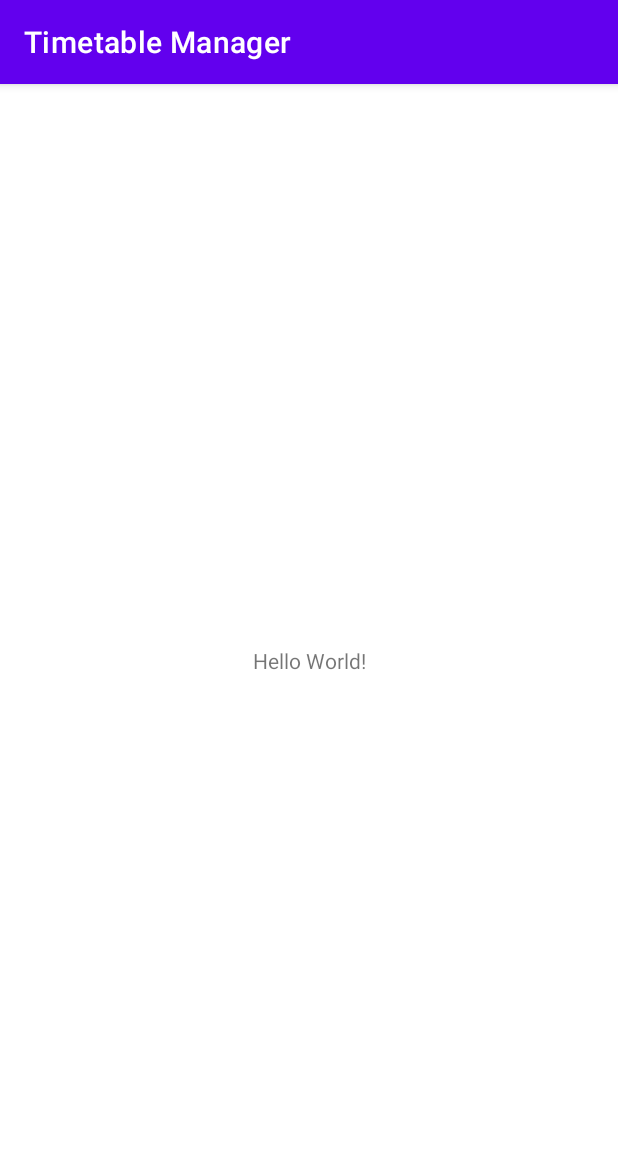
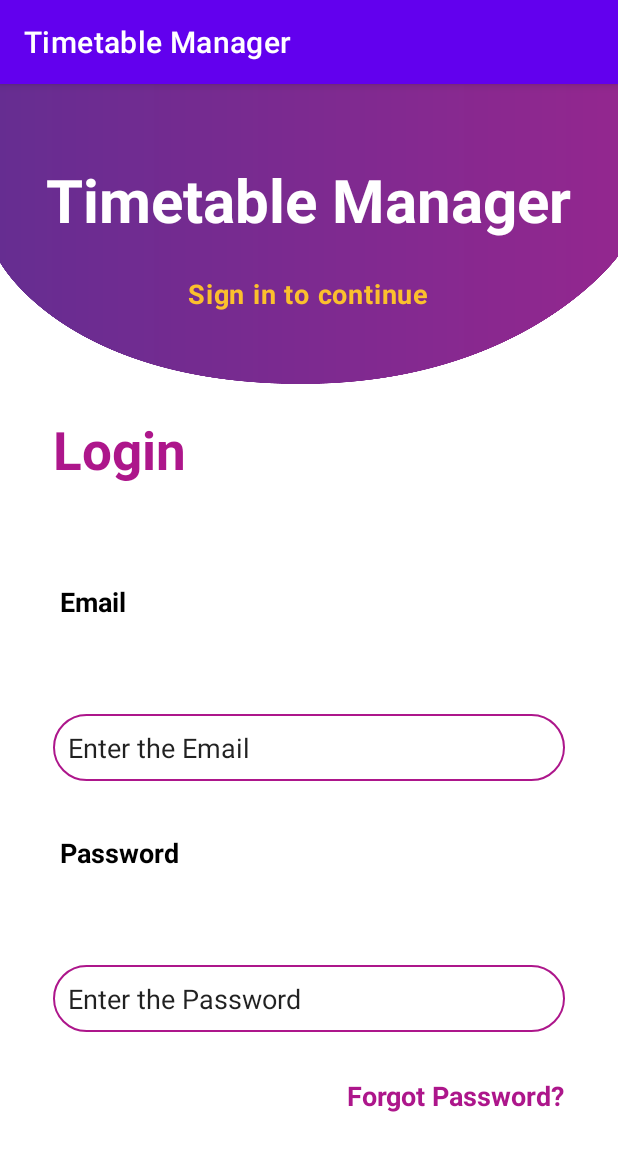
Before and after one commit to Shadaab-005/timetable-manager, an Android app: the screen it shows after launch (MainActivity), on a phone screen of 412 x 824 dp. Shown: the top 1151 px of the screen. Run offline under Robolectric (Android 15) with nearby library versions, the phone set to English and light mode, and no system bars.

Commit message:
3rd commit layouts design

```diff
--- /dev/null
+++ b/app/src/main/res/drawable/button.xml
@@ -0,0 +1,6 @@
+<shape xmlns:android="http://schemas.android.com/apk/res/android">
+    <solid android:color="#ad168b" />
+    <stroke android:width="1dp" android:color="#ad168b" />
+    <padding android:left="10dp" android:top="10dp" android:right="10dp" android:bottom="10dp" />
+    <corners android:radius="40dp" />
+</shape>
--- /dev/null
+++ b/app/src/main/res/drawable/forget.xml
@@ -0,0 +1,5 @@
+<shape xmlns:android="http://schemas.android.com/apk/res/android">
+    <stroke android:width="1dp" android:color="#ad168b" />
+    <padding android:left="10dp" android:top="10dp" android:right="10dp" android:bottom="10dp" />
+    <corners android:radius="40dp" />
+</shape>
--- a/app/src/main/res/layout/activity_main.xml
+++ b/app/src/main/res/layout/activity_main.xml
@@ -1,18 +1,125 @@
 <?xml version="1.0" encoding="utf-8"?>
-<androidx.constraintlayout.widget.ConstraintLayout xmlns:android="http://schemas.android.com/apk/res/android"
-    xmlns:app="http://schemas.android.com/apk/res-auto"
+
+<LinearLayout xmlns:android="http://schemas.android.com/apk/res/android"
     xmlns:tools="http://schemas.android.com/tools"
     android:layout_width="match_parent"
     android:layout_height="match_parent"
-    tools:context=".MainActivity">
+    android:orientation="vertical"
+    tools:ignore="ExtraText">
+    <LinearLayout
+        android:layout_width="match_parent"
+        android:layout_height="200dp"
+        android:gravity="center_horizontal"
+        android:orientation="vertical"
+        android:background="@drawable/header">
 
-    <TextView
-        android:layout_width="wrap_content"
-        android:layout_height="wrap_content"
-        android:text="Hello World!"
-        app:layout_constraintBottom_toBottomOf="parent"
-        app:layout_constraintLeft_toLeftOf="parent"
-        app:layout_constraintRight_toRightOf="parent"
-        app:layout_constraintTop_toTopOf="parent" />
+        <TextView
+            android:layout_width="wrap_content"
+            android:layout_height="77dp"
+            android:text="Timetable Manager"
+            android:textSize="40dp"
+            android:textColor="#fff"
+            android:textStyle="bold"
+            android:layout_marginTop="50dp"/>
+        <TextView
+            android:layout_width="wrap_content"
+            android:layout_height="77dp"
+            android:text="Sign in to continue"
+            android:textSize="18dp"
+            android:letterSpacing="0.03"
+            android:textColor="#fbc02d"
+            android:textStyle="bold" />
 
-</androidx.constraintlayout.widget.ConstraintLayout>
+
+    </LinearLayout>
+
+    <LinearLayout
+        android:layout_width="match_parent"
+        android:layout_height="786dp"
+        android:orientation="vertical">
+
+        <TextView
+            android:layout_width="wrap_content"
+            android:layout_height="77dp"
+            android:layout_marginLeft="35dp"
+            android:layout_marginTop="20dp"
+            android:text="Login"
+            android:textColor="#ad168b"
+            android:textSize="35dp"
+            android:textStyle="bold" />
+
+        <TextView
+            android:layout_width="wrap_content"
+            android:layout_height="77dp"
+            android:layout_marginLeft="40dp"
+            android:layout_marginTop="35dp"
+            android:text="Email"
+            android:textColor="#000"
+            android:textSize="18dp"
+            android:textStyle="bold" />
+
+        <EditText
+            android:layout_width="match_parent"
+            android:layout_height="wrap_content"
+            android:layout_marginLeft="35dp"
+            android:layout_marginTop="10dp"
+            android:layout_marginRight="35dp"
+            android:background="@drawable/forget"
+            android:text="Enter the Email" />
+
+        <TextView
+            android:layout_width="wrap_content"
+            android:layout_height="77dp"
+            android:layout_marginLeft="40dp"
+            android:layout_marginTop="35dp"
+            android:text="Password"
+            android:textColor="#000"
+            android:textSize="18dp"
+            android:textStyle="bold" />
+
+        <EditText
+            android:layout_width="match_parent"
+            android:layout_height="wrap_content"
+            android:layout_marginLeft="35dp"
+            android:layout_marginTop="10dp"
+            android:layout_marginRight="35dp"
+            android:background="@drawable/forget"
+            android:text="Enter the Password" />
+
+        <TextView
+            android:layout_width="wrap_content"
+            android:layout_height="77dp"
+            android:layout_gravity="end"
+            android:layout_marginTop="30dp"
+            android:layout_marginRight="35dp"
+            android:text="Forgot Password?"
+            android:textColor="#ad168b"
+            android:textSize="18dp"
+            android:textStyle="bold" />
+
+        <Button
+            android:layout_width="340dp"
+            android:layout_height="50dp"
+            android:text="Login"
+            android:textColor="#fff"
+            android:background="@drawable/button"
+            android:layout_marginTop="30dp"
+            android:layout_marginLeft="95dp"/>
+
+
+
+        <TextView
+            android:layout_width="wrap_content"
+            android:layout_height="77dp"
+            android:layout_gravity="center"
+            android:layout_marginTop="30dp"
+            android:text="Don't have an account?Sign Up"
+            android:textColor="#ad168b"
+            android:textSize="18dp"
+            android:textStyle="bold" />
+
+
+
+    </LinearLayout>
+
+</LinearLayout>
```
Also changed, not shown: app/src/main/res/layout/register.xml (added, +131 -0 lines), app/src/main/res/drawable/header.png (added).
